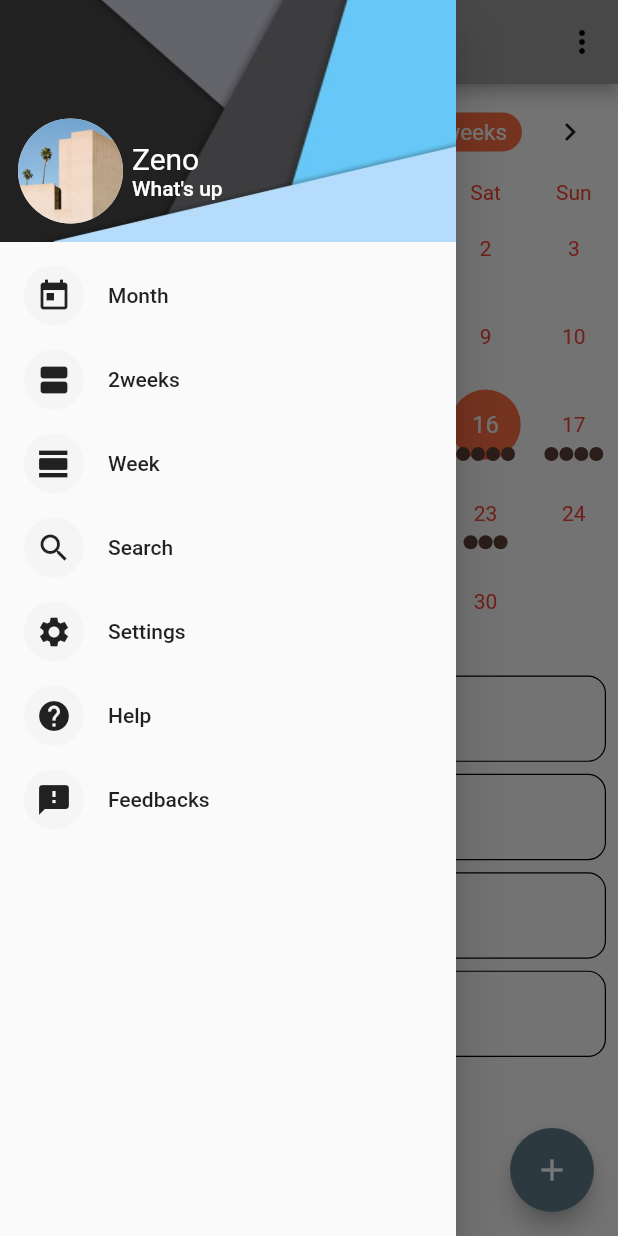
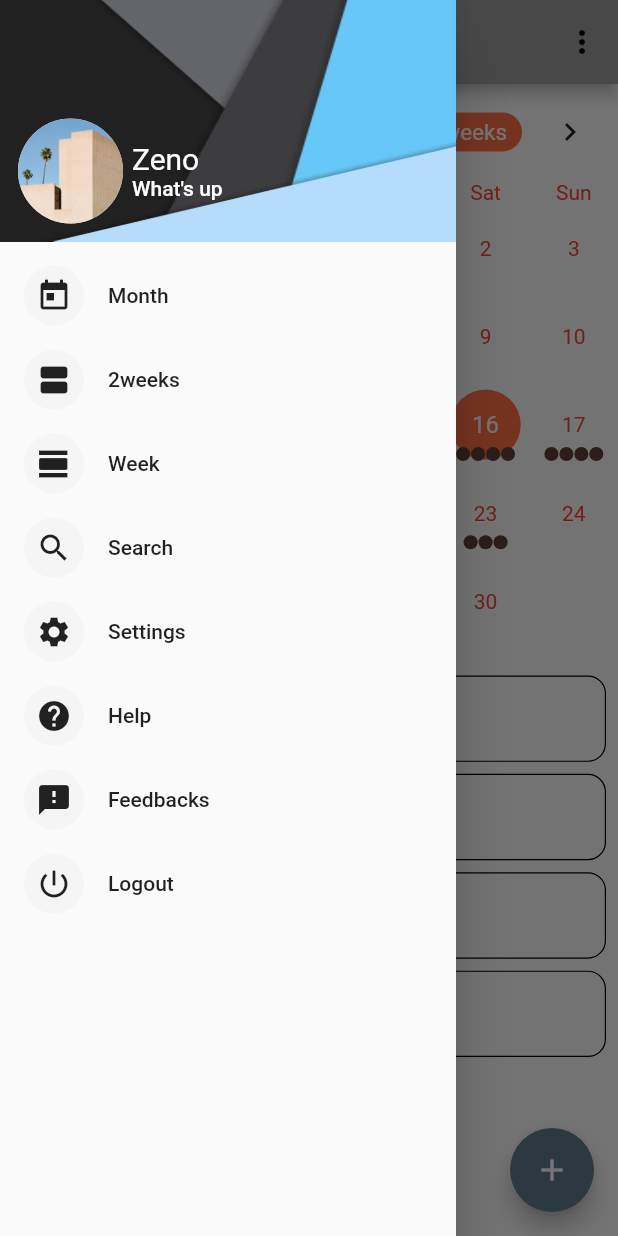
Before and after one commit to zwx0641/Clouding_calendar, a Flutter app: the MyHomePage screen opened by its route, with the side drawer open, on a phone screen of 412 x 824 dp. Run offline on Flutter 3.47's test engine with Material 2 defaults, Android fonts, the phone set to English and light mode, and no system bars; drawn by our look-alikes of table_calendar; our stand-ins replace date_format, fluttertoast, shared_preferences; missing offline and left inert: groovin_material_icons; accounts and stored records are empty.

Commit message:
注销接口，加入redis，mybatis

```diff
--- a/lib/main.dart
+++ b/lib/main.dart
@@ -1,10 +1,17 @@
+import 'dart:convert';
+
 import 'package:clouding_calendar/custom_router.dart';
+import 'package:clouding_calendar/login.dart';
+import 'package:clouding_calendar/register.dart';
 import 'package:clouding_calendar/reminder.dart';
 import 'package:clouding_calendar/routes.dart' as prefix0;
 import 'package:flutter/material.dart';
+import 'package:fluttertoast/fluttertoast.dart';
 import 'package:intl/date_symbol_data_local.dart';
 import 'package:table_calendar/table_calendar.dart';
 import 'package:clouding_calendar/template.dart';
+import 'routes.dart' as rt;
+import 'package:http/http.dart' as http;
 
 // Example holidays
 final Map<DateTime, List> _holidays = {
@@ -29,7 +36,7 @@ class MyApp extends StatelessWidget {
         primarySwatch: Colors.grey,
       ),
       /* home: MyHomePage(title: "ZENO's calendar"), */
-      home: MyHomePage(),
+      home: LoginPage(),
       routes: prefix0.routes,
     );
   }
@@ -213,6 +220,13 @@ class _MyHomePageState extends State<MyHomePage> with TickerProviderStateMixin {
               leading: new CircleAvatar(child: new Icon(Icons.feedback),),
               onTap: () {
                 Navigator.popAndPushNamed(context, 'feedbackRoute');
+              },
+            ),
+            ListTile(
+              title: Text('Logout'),
+              leading: new CircleAvatar(child: new Icon(Icons.power_settings_new),),
+              onTap: () {
+                logout();
               },
             )
           ],
@@ -438,50 +452,6 @@ class _MyHomePageState extends State<MyHomePage> with TickerProviderStateMixin {
     );
   }
 
-/*   Widget _buildButtons() {
-    return Column(
-      children: <Widget>[
-        Row(
-          mainAxisSize: MainAxisSize.max,
-          mainAxisAlignment: MainAxisAlignment.spaceEvenly,
-          children: <Widget>[
-            RaisedButton(
-              child: Text('month'),
-              onPressed: () {
-                setState(() {
-                  _calendarController.setCalendarFormat(CalendarFormat.month);
-                });
-              },
-            ),
-            RaisedButton(
-              child: Text('2 weeks'),
-              onPressed: () {
-                setState(() {
-                  _calendarController.setCalendarFormat(CalendarFormat.twoWeeks);
-                });
-              },
-            ),
-            RaisedButton(
-              child: Text('week'),
-              onPressed: () {
-                setState(() {
-                  _calendarController.setCalendarFormat(CalendarFormat.week);
-                });
-              },
-            ),
-          ],
-        ),
-        const SizedBox(height: 8.0),
-        RaisedButton(
-          child: Text('setDay 10-07-2019'),
-          onPressed: () {
-            _calendarController.setSelectedDay(DateTime(2019, 7, 10), runCallback: true);
-          },
-        ),
-      ],
-    );
-  } */
-
   Widget _buildEventList() {
     return ListView(
       children: _selectedEvents
@@ -499,4 +469,31 @@ class _MyHomePageState extends State<MyHomePage> with TickerProviderStateMixin {
           .toList(),
     );
   }
+
+  logout() async {
+    //获取本地缓存
+    var userId = await rt.getGlobalUserInfo();
+    var url = rt.serverUrl + '/logout?userId=' + userId;
+    //删除redis缓存
+    var response = await http.post(
+      Uri.encodeFull(url),
+      headers: {
+        "content-type" : "application/json",
+        "accept" : "application/json",
+      }
+    );
+    var data = jsonDecode(response.body.toString());
+    var status = data['status'];
+
+    if (status == 200) {
+      Fluttertoast.showToast(
+        msg: 'Logout successfully',
+        toastLength: Toast.LENGTH_SHORT,
+        gravity: ToastGravity.CENTER
+      );
+      //删除本地缓存
+      rt.deleteGloabalUserInfo();
+      Navigator.popAndPushNamed(context, 'loginRoute');
+    }
+  }
 }
--- a/pubspec.yaml
+++ b/pubspec.yaml
@@ -26,6 +26,10 @@ dependencies:
   # The following adds the Cupertino Icons font to your application.
   # Use with the CupertinoIcons class for iOS style icons.
   cupertino_icons: ^0.1.2
+  dio: ^3.0.4
+  http: ^0.12.0
+  shared_preferences: ^0.5.4
+  fluttertoast: ^2.1.1
 
 dev_dependencies:
   flutter_test:
```
Also changed, not shown: lib/login.dart (+51 -53 lines), lib/register.dart (+53 -52 lines), lib/routes.dart (+18 -0 lines), 8 other files.
